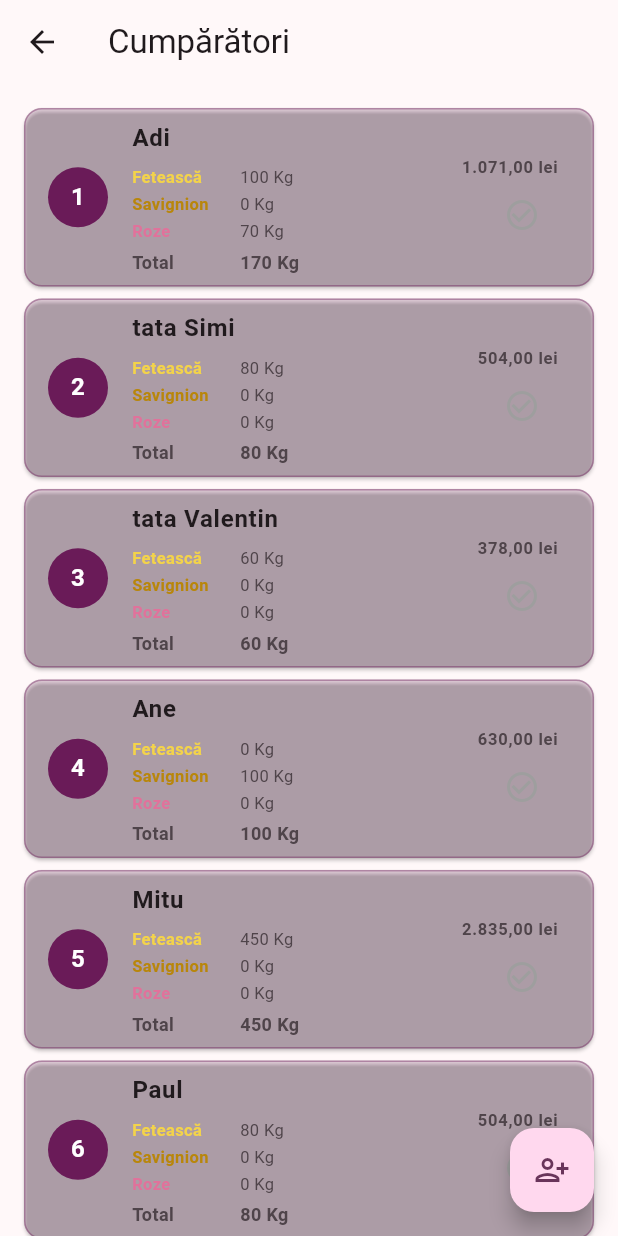
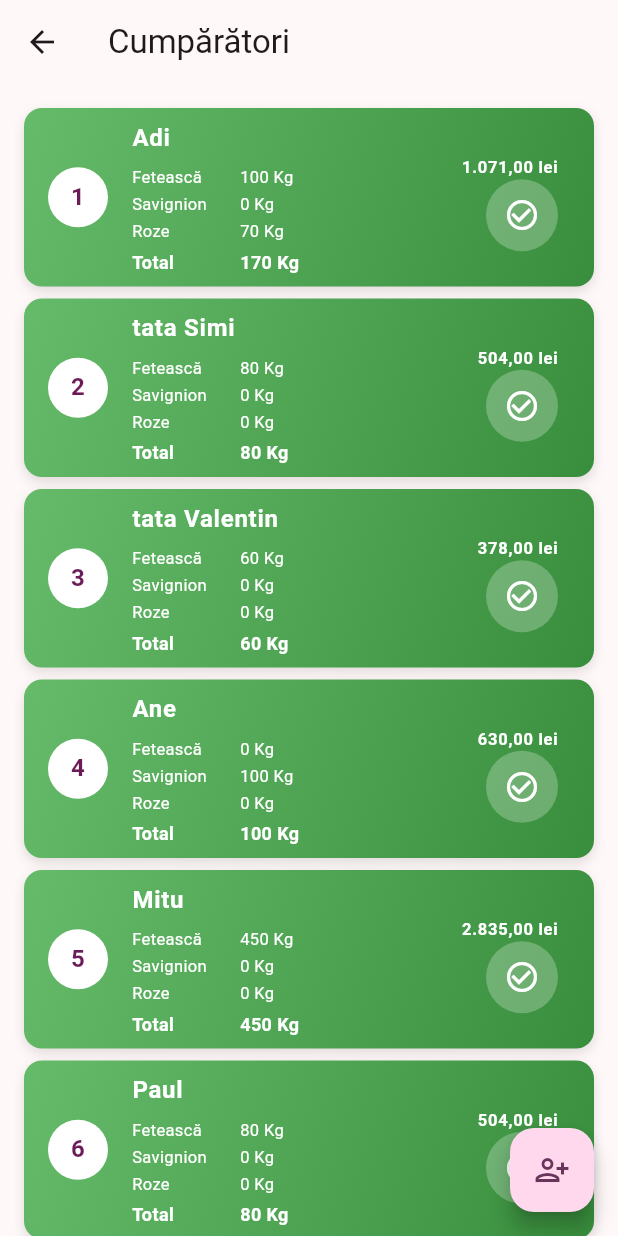
Before and after one commit to kappado2000/recolta, a Flutter app: the BuyersScreen screen opened directly, on a phone screen of 412 x 824 dp. Run offline on Flutter 3.47's test engine with Material 3 defaults, Android fonts, the phone set to English and light mode, and no system bars; our stand-ins replace hive_flutter; accounts and stored records are empty.

Commit message:
Redesign card cumpărător: verde/gri degrade după stare, text uniform alb
Verde degrade = comandă neridicată încă (atrage atenția, de bifat), gri
degrade = deja ridicată. Butonul de bifare are un fundal alb semi-transparent
ca să se vadă clar unde se apasă. Textul sortimentelor și totalul/prețul
folosesc aceeași culoare (alb, bold pentru total/preț) — nu se mai pierd
pe fundalul colorat. Cercul cu numărul curent păstrează culoarea de grup.

Co-Authored-By: Claude Sonnet 5 <noreply@anthropic.com>

```diff
--- a/lib/widgets/cumparator_card.dart
+++ b/lib/widgets/cumparator_card.dart
@@ -13,8 +13,9 @@ class CumparatorCard extends StatelessWidget {
   /// (globală, în Cumpărători; sau locală, în lista fiecărui grup).
   final int index;
 
-  /// Culoarea de accent a cardului — implicit cea generală, sau culoarea
-  /// grupului, când cardul e afișat în lista unui grup.
+  /// Culoarea de accent pentru cercul cu numărul curent — implicit cea
+  /// generală, sau culoarea grupului, când cardul e afișat în lista unui grup.
+  /// Fundalul cardului însă reflectă starea comenzii (verde/gri), nu grupul.
   final Color accentColor;
   final VoidCallback? onTap;
   final VoidCallback? onToggleAchizitionat;
@@ -32,36 +33,51 @@ class CumparatorCard extends StatelessWidget {
   @override
   Widget build(BuildContext context) {
     final achizitionat = cumparator.mustAchizitionat;
-    final cardColor = achizitionat
-        ? Colors.green.withValues(alpha: 0.16)
-        : accentColor.withValues(alpha: 0.16);
+    // Verde degrade = comandă neridicată încă (atenție, de bifat); gri
+    // degrade = deja ridicată (rezolvată, nu mai atrage atenția).
+    final gradient = achizitionat
+        ? [Colors.grey.shade500, Colors.grey.shade700]
+        : [Colors.green.shade400, Colors.green.shade700];
 
-    return Card(
+    return Container(
       margin: const EdgeInsets.only(bottom: 8),
-      color: cardColor,
-      shape: RoundedRectangleBorder(
+      decoration: BoxDecoration(
+        gradient: LinearGradient(
+          begin: Alignment.topLeft,
+          end: Alignment.bottomRight,
+          colors: gradient,
+        ),
         borderRadius: BorderRadius.circular(12),
-        side: BorderSide(
-          color: (achizitionat ? Colors.green : accentColor).withValues(
-            alpha: 0.4,
+        boxShadow: [
+          BoxShadow(
+            color: Colors.black.withValues(alpha: 0.12),
+            blurRadius: 6,
+            offset: const Offset(0, 3),
           ),
+        ],
       ),
-      ),
+      clipBehavior: Clip.antiAlias,
+      child: Material(
+        color: Colors.transparent,
+        child: InkWell(
+          onTap: onTap,
           child: ListTile(
-        onTap: onTap,
             leading: CircleAvatar(
-          backgroundColor: achizitionat ? Colors.green.shade700 : accentColor,
+              backgroundColor: Colors.white,
               child: Text(
                 '$index',
-            style: const TextStyle(
-              color: Colors.white,
+                style: TextStyle(
+                  color: accentColor,
                   fontWeight: FontWeight.bold,
                 ),
               ),
             ),
             title: Text(
               cumparator.nume,
-          style: const TextStyle(fontWeight: FontWeight.bold),
+              style: const TextStyle(
+                color: Colors.white,
+                fontWeight: FontWeight.bold,
+              ),
             ),
             subtitle: Padding(
               padding: const EdgeInsets.only(top: 6),
@@ -77,16 +93,18 @@ class CumparatorCard extends StatelessWidget {
                             width: 72,
                             child: Text(
                               s.label,
-                          style: TextStyle(
+                              style: const TextStyle(
                                 fontSize: 11,
-                            color: sortimentColor(s),
-                            fontWeight: FontWeight.w600,
+                                color: Colors.white,
                               ),
                             ),
                           ),
                           Text(
                             '${formatNumber(cumparator.kgPentru(s))} Kg',
-                        style: const TextStyle(fontSize: 11),
+                            style: const TextStyle(
+                              fontSize: 11,
+                              color: Colors.white,
+                            ),
                           ),
                         ],
                       ),
@@ -102,6 +120,7 @@ class CumparatorCard extends StatelessWidget {
                             style: TextStyle(
                               fontSize: 12,
                               fontWeight: FontWeight.bold,
+                              color: Colors.white,
                             ),
                           ),
                         ),
@@ -110,6 +129,7 @@ class CumparatorCard extends StatelessWidget {
                           style: const TextStyle(
                             fontSize: 12,
                             fontWeight: FontWeight.bold,
+                            color: Colors.white,
                           ),
                         ),
                       ],
@@ -124,19 +144,32 @@ class CumparatorCard extends StatelessWidget {
               children: [
                 Text(
                   formatLei(cumparator.valoare(pricePerKg)),
-              style: const TextStyle(fontWeight: FontWeight.bold),
+                  style: const TextStyle(
+                    color: Colors.white,
+                    fontWeight: FontWeight.bold,
                   ),
-            IconButton(
+                ),
+                Container(
+                  decoration: BoxDecoration(
+                    color: Colors.white.withValues(alpha: 0.25),
+                    shape: BoxShape.circle,
+                  ),
+                  child: IconButton(
                     tooltip: achizitionat
                         ? 'Must ridicat — apasă pentru a anula'
                         : 'Marchează mustul ca ridicat',
                     icon: Icon(
-                achizitionat ? Icons.check_circle : Icons.check_circle_outline,
-                color: achizitionat ? Colors.green.shade700 : Colors.grey,
+                      achizitionat
+                          ? Icons.check_circle
+                          : Icons.check_circle_outline,
+                      color: Colors.white,
                     ),
                     onPressed: onToggleAchizitionat,
                   ),
+                ),
               ],
+            ),
+          ),
         ),
       ),
     );
```
Lines whose indentation alone changed are shown as unchanged.
